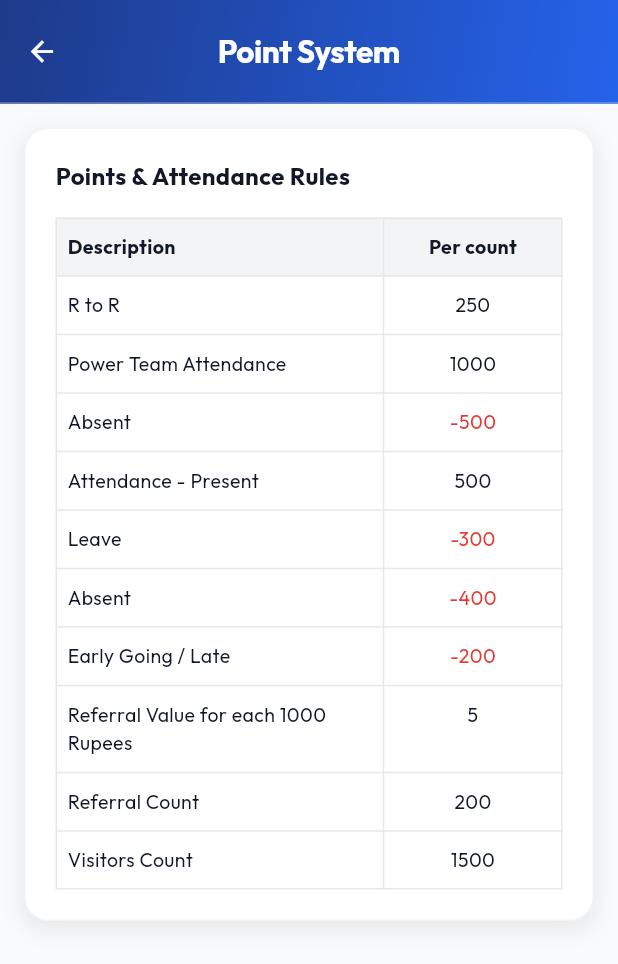
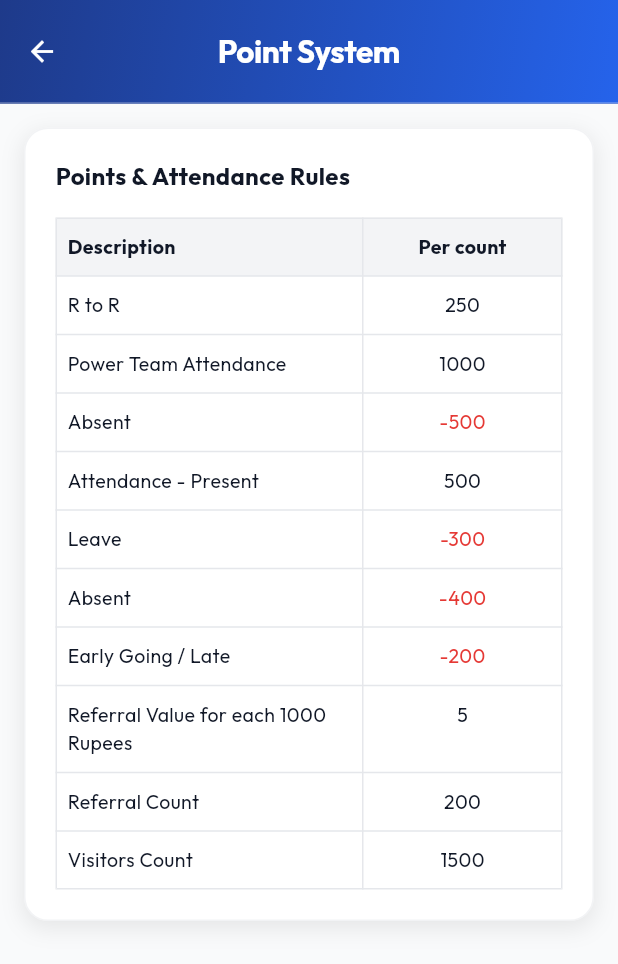
Before and after one commit to Rithish-25/rmbf, a Flutter app: the PointSystemScreen screen opened directly, on a phone screen of 412 x 824 dp. Shown: the top 964 px of the screen. Run offline on Flutter 3.47's test engine with Material 3 defaults, Android fonts, the phone set to English and light mode, and no system bars; our stand-ins replace google_fonts, image_picker, shared_preferences; missing offline and left inert: mobile_scanner; accounts and stored records are empty.

Commit message:
Final Changes

```diff
--- a/frontend/lib/language_service.dart
+++ b/frontend/lib/language_service.dart
@@ -127,7 +127,7 @@ class LanguageService {
     'View History': 'வரலாற்றைக் காண்க',
     'Points & Attendance Rules': 'புள்ளிகள் & வருகை விதிமுறைகள்',
     'Description': 'விளக்கம்',
-    'Per count': 'ஒரு எண்ணிக்கைக்கு',
+    'Per count': 'ஒரு முறைக்கு',
   };
 
   static String translate(String key) {
--- a/frontend/lib/screens/point_system_screen.dart
+++ b/frontend/lib/screens/point_system_screen.dart
@@ -70,8 +70,8 @@ class PointSystemScreen extends StatelessWidget {
               Table(
                 border: TableBorder.all(color: AppTheme.border, width: 1),
                 columnWidths: const {
-                  0: FlexColumnWidth(2.2),
-                  1: FlexColumnWidth(1.2),
+                  0: FlexColumnWidth(2.0),
+                  1: FlexColumnWidth(1.3),
                 },
                 children: [
                   const TableRow(
```
